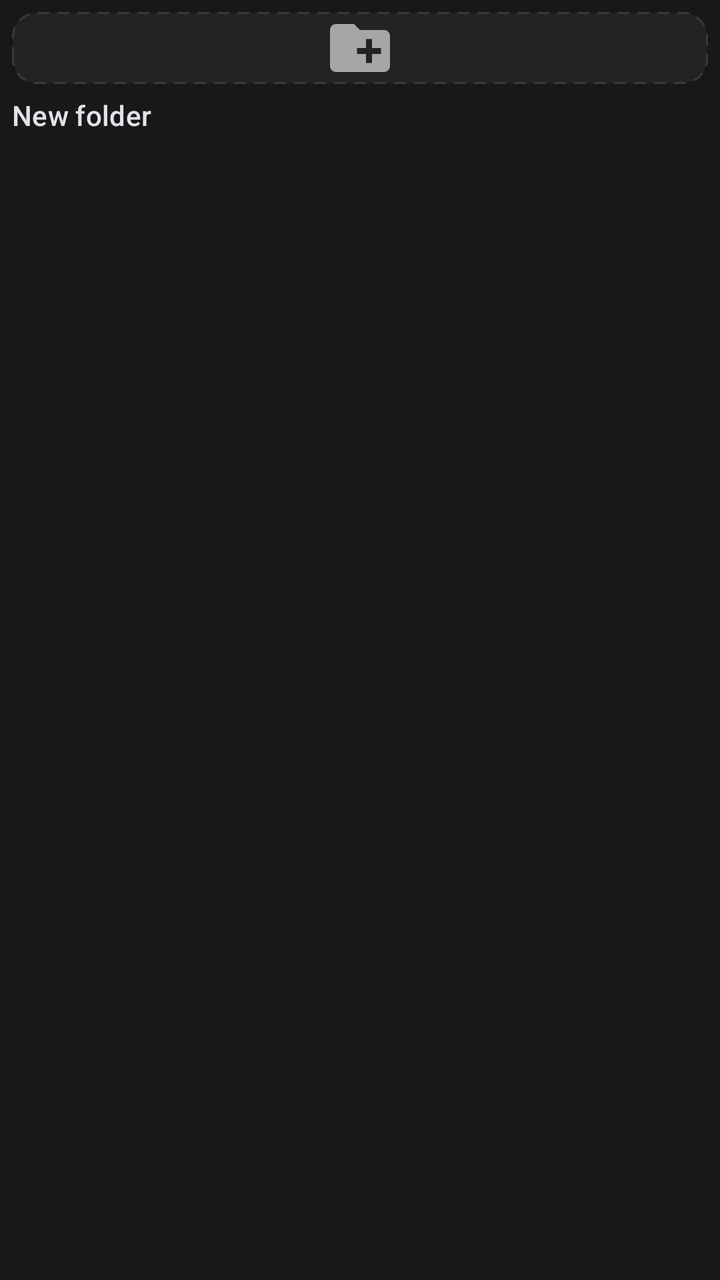
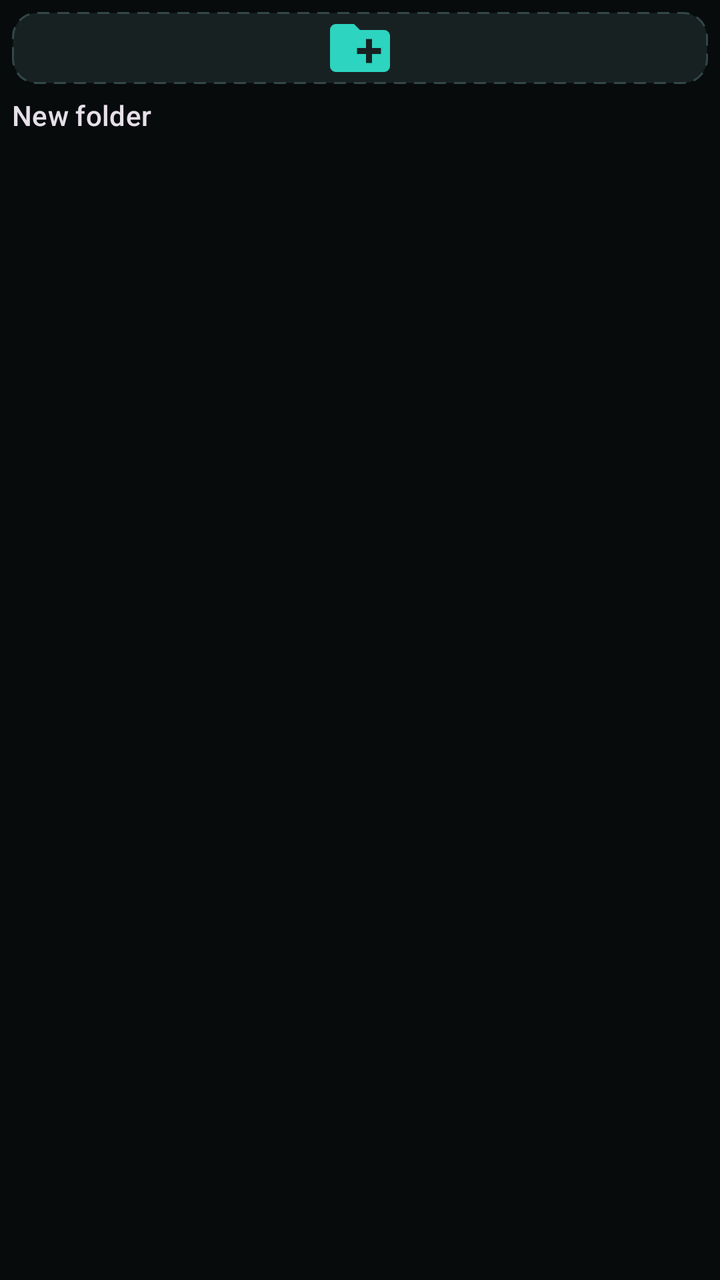

Screens rendered from an Android XML layout before and after an edit, with the pre-edit source and the edit as a unified diff.
<!-- AndroidManifest.xml: application theme Theme.DocScanner -->
<!-- res/layout/item_new_folder.xml -->
<?xml version="1.0" encoding="utf-8"?>
<LinearLayout xmlns:android="http://schemas.android.com/apk/res/android"
    xmlns:app="http://schemas.android.com/apk/res-auto"
    android:layout_width="match_parent"
    android:layout_height="wrap_content"
    android:background="?attr/selectableItemBackground"
    android:contentDescription="@string/new_folder"
    android:orientation="vertical"
    android:padding="6dp">

    <FrameLayout
        android:id="@+id/box"
        android:layout_width="match_parent"
        android:layout_height="wrap_content"
        android:background="@drawable/bg_new_folder">

        <ImageView
            android:layout_width="36dp"
            android:layout_height="36dp"
            android:layout_gravity="center"
            android:importantForAccessibility="no"
            android:src="@drawable/ic_new_folder"
            app:tint="@color/text_secondary" />
    </FrameLayout>

    <TextView
        android:layout_width="match_parent"
        android:layout_height="wrap_content"
        android:layout_marginTop="6dp"
        android:text="@string/new_folder"
        android:textAppearance="?attr/textAppearanceLabelLarge" />
</LinearLayout>
<!-- resources referenced by this layout -->
<resources>
  <color name="text_secondary">#FFA6A6A6</color>
  <style name="Theme.DocScanner" parent="Theme.Material3.Dark.NoActionBar">
          <item name="colorPrimary">@color/accent</item>
          <item name="colorOnPrimary">@color/on_accent</item>
          <item name="colorPrimaryContainer">@color/accent_container</item>
          <item name="colorOnPrimaryContainer">@color/on_accent_container</item>
          <item name="colorSecondary">@color/accent</item>
          <item name="colorOnSecondary">@color/on_accent</item>
          <item name="colorSecondaryContainer">@color/accent_container</item>
          <item name="colorOnSecondaryContainer">@color/on_accent_container</item>
          <item name="colorTertiary">@color/accent</item>
          <item name="colorOnTertiary">@color/on_accent</item>
          <item name="colorError">@color/error</item>
          <item name="colorOnError">@color/on_error</item>
  
          <item name="android:colorBackground">@color/background</item>
          <item name="colorOnBackground">@color/text_primary</item>
          <item name="colorSurface">@color/background</item>
          <item name="colorOnSurface">@color/text_primary</item>
          <item name="colorOnSurfaceVariant">@color/text_secondary</item>
          <item name="colorSurfaceContainerLowest">@color/surface_lowest</item>
          <item name="colorSurfaceContainerLow">@color/surface_low</item>
          <item name="colorSurfaceContainer">@color/surface</item>
          <item name="colorSurfaceContainerHigh">@color/surface_high</item>
          <item name="colorSurfaceContainerHighest">@color/surface_highest</item>
          <item name="colorOutline">@color/outline</item>
          <item name="colorOutlineVariant">@color/divider</item>
  
          <item name="android:windowBackground">@color/background</item>
          <item name="android:windowLightStatusBar">false</item>
  
          
          <item name="floatingActionButtonStyle">@style/Widget.DocScanner.Fab</item>
          <item name="extendedFloatingActionButtonStyle">@style/Widget.DocScanner.ExtendedFab</item>
      </style>
  <color name="surface_high">#FF232323</color>
  <color name="outline">#FF3A3A3A</color>
  <color name="accent">#FFCEFF3E</color>
  <color name="on_accent">#FF181818</color>
  <color name="accent_container">#FF2C3511</color>
  <color name="on_accent_container">#FFCEFF3E</color>
  <color name="error">#FFFF6B5E</color>
  <color name="on_error">#FF181818</color>
  <color name="background">#FF181818</color>
  <color name="text_primary">#FFFFFFFF</color>
  <color name="surface_lowest">#FF121212</color>
  <color name="surface_low">#FF1C1C1C</color>
  <color name="surface">#FF1F1F1F</color>
  <color name="surface_highest">#FF2A2A2A</color>
  <color name="divider">#FF232323</color>
  <style name="Widget.DocScanner.Fab" parent="Widget.Material3.FloatingActionButton.Primary">
          <item name="backgroundTint">@color/accent</item>
          <item name="tint">@color/on_accent</item>
      </style>
  <style name="Widget.DocScanner.ExtendedFab" parent="Widget.Material3.ExtendedFloatingActionButton.Icon.Primary">
          <item name="backgroundTint">@color/accent</item>
          <item name="android:textColor">@color/on_accent</item>
          <item name="iconTint">@color/on_accent</item>
      </style>
  <!-- unchanged entries left out for length: 3 -->
</resources>

<!-- the commit's change to res/layout/item_new_folder.xml (unified diff, before → after) -->
@@ -3,7 +3,7 @@
     xmlns:app="http://schemas.android.com/apk/res-auto"
     android:layout_width="match_parent"
     android:layout_height="wrap_content"
-    android:background="?attr/selectableItemBackground"
+    android:background="?attr/selectableItemBackgroundBorderless"
     android:contentDescription="@string/new_folder"
     android:orientation="vertical"
     android:padding="6dp">
@@ -20,7 +20,7 @@
             android:layout_gravity="center"
             android:importantForAccessibility="no"
             android:src="@drawable/ic_new_folder"
-            app:tint="@color/text_secondary" />
+            app:tint="@color/accent" />
     </FrameLayout>
 
     <TextView
<!-- resource entries referenced after the edit -->
@@ -1,6 +1,6 @@
 <!-- resources referenced by this layout -->
 <resources>
-  <color name="text_secondary">#FFA6A6A6</color>
+  <color name="text_secondary">#FF9BADAF</color>
   <style name="Theme.DocScanner" parent="Theme.Material3.Dark.NoActionBar">
           <item name="colorPrimary">@color/accent</item>
           <item name="colorOnPrimary">@color/on_accent</item>
@@ -10,7 +10,7 @@
           <item name="colorOnSecondary">@color/on_accent</item>
           <item name="colorSecondaryContainer">@color/accent_container</item>
           <item name="colorOnSecondaryContainer">@color/on_accent_container</item>
-          <item name="colorTertiary">@color/accent</item>
+          <item name="colorTertiary">@color/accent_bright</item>
           <item name="colorOnTertiary">@color/on_accent</item>
           <item name="colorError">@color/error</item>
           <item name="colorOnError">@color/on_error</item>
@@ -19,45 +19,79 @@
           <item name="colorOnBackground">@color/text_primary</item>
           <item name="colorSurface">@color/background</item>
           <item name="colorOnSurface">@color/text_primary</item>
+          <item name="colorSurfaceVariant">@color/surface_highest</item>
           <item name="colorOnSurfaceVariant">@color/text_secondary</item>
           <item name="colorSurfaceContainerLowest">@color/surface_lowest</item>
           <item name="colorSurfaceContainerLow">@color/surface_low</item>
           <item name="colorSurfaceContainer">@color/surface</item>
           <item name="colorSurfaceContainerHigh">@color/surface_high</item>
           <item name="colorSurfaceContainerHighest">@color/surface_highest</item>
+          <item name="colorSurfaceInverse">@color/text_primary</item>
+          <item name="colorOnSurfaceInverse">@color/background</item>
+          <item name="colorPrimaryInverse">@color/accent_container</item>
           <item name="colorOutline">@color/outline</item>
           <item name="colorOutlineVariant">@color/divider</item>
   
           <item name="android:windowBackground">@color/background</item>
           <item name="android:windowLightStatusBar">false</item>
+          <item name="android:textColorHighlight">@color/accent_container</item>
   
           
           <item name="floatingActionButtonStyle">@style/Widget.DocScanner.Fab</item>
           <item name="extendedFloatingActionButtonStyle">@style/Widget.DocScanner.ExtendedFab</item>
+          <item name="toolbarStyle">@style/Widget.DocScanner.Toolbar</item>
+          <item name="snackbarStyle">@style/Widget.DocScanner.Snackbar</item>
+          <item name="snackbarButtonStyle">@style/Widget.DocScanner.SnackbarButton</item>
+          <item name="snackbarTextViewStyle">@style/Widget.DocScanner.SnackbarText</item>
       </style>
-  <color name="surface_high">#FF232323</color>
-  <color name="outline">#FF3A3A3A</color>
-  <color name="accent">#FFCEFF3E</color>
-  <color name="on_accent">#FF181818</color>
-  <color name="accent_container">#FF2C3511</color>
-  <color name="on_accent_container">#FFCEFF3E</color>
-  <color name="error">#FFFF6B5E</color>
-  <color name="on_error">#FF181818</color>
-  <color name="background">#FF181818</color>
-  <color name="text_primary">#FFFFFFFF</color>
-  <color name="surface_lowest">#FF121212</color>
-  <color name="surface_low">#FF1C1C1C</color>
-  <color name="surface">#FF1F1F1F</color>
-  <color name="surface_highest">#FF2A2A2A</color>
-  <color name="divider">#FF232323</color>
+  <color name="surface_high">#FF182122</color>
+  <color name="outline">#FF33474A</color>
+  <color name="accent">#FF2DD4BF</color>
+  <color name="on_accent">#FF00201C</color>
+  <color name="accent_container">#FF0C3A35</color>
+  <color name="on_accent_container">#FF8FF3E4</color>
+  <color name="accent_bright">#FF5EEAD4</color>
+  <color name="error">#FFFF7A70</color>
+  <color name="on_error">#FF2B0705</color>
+  <color name="background">#FF080B0C</color>
+  <color name="text_primary">#FFF2F7F7</color>
+  <color name="surface_lowest">#FF040606</color>
+  <color name="surface_low">#FF0E1314</color>
+  <color name="surface">#FF12191A</color>
+  <color name="surface_highest">#FF202B2C</color>
+  <color name="divider">#FF1A2425</color>
   <style name="Widget.DocScanner.Fab" parent="Widget.Material3.FloatingActionButton.Primary">
           <item name="backgroundTint">@color/accent</item>
           <item name="tint">@color/on_accent</item>
+          <item name="rippleColor">@color/accent_bright</item>
       </style>
   <style name="Widget.DocScanner.ExtendedFab" parent="Widget.Material3.ExtendedFloatingActionButton.Icon.Primary">
           <item name="backgroundTint">@color/accent</item>
           <item name="android:textColor">@color/on_accent</item>
           <item name="iconTint">@color/on_accent</item>
+          <item name="rippleColor">@color/accent_bright</item>
+          <item name="shapeAppearanceOverlay">@style/ShapeAppearance.DocScanner.Circle</item>
+      </style>
+  <style name="Widget.DocScanner.Toolbar" parent="Widget.Material3.Toolbar">
+          <item name="titleTextAppearance">@style/TextAppearance.DocScanner.ToolbarTitle</item>
+      </style>
+  <style name="Widget.DocScanner.Snackbar" parent="Widget.Material3.Snackbar">
+          <item name="backgroundTint">@color/surface_highest</item>
+          <item name="actionTextColorAlpha">1</item>
+      </style>
+  <style name="Widget.DocScanner.SnackbarButton" parent="Widget.Material3.Button.TextButton.Snackbar">
+          <item name="android:textColor">@color/accent</item>
+      </style>
+  <style name="Widget.DocScanner.SnackbarText" parent="Widget.Material3.Snackbar.TextView">
+          <item name="android:textColor">@color/text_primary</item>
+      </style>
+  <style name="ShapeAppearance.DocScanner.Circle" parent="">
+          <item name="cornerFamily">rounded</item>
+          <item name="cornerSize">50%</item>
+      </style>
+  <style name="TextAppearance.DocScanner.ToolbarTitle" parent="TextAppearance.Material3.TitleLarge">
+          <item name="android:textStyle">bold</item>
+          <item name="android:letterSpacing">-0.01</item>
       </style>
   <!-- unchanged entries left out for length: 3 -->
 </resources>
